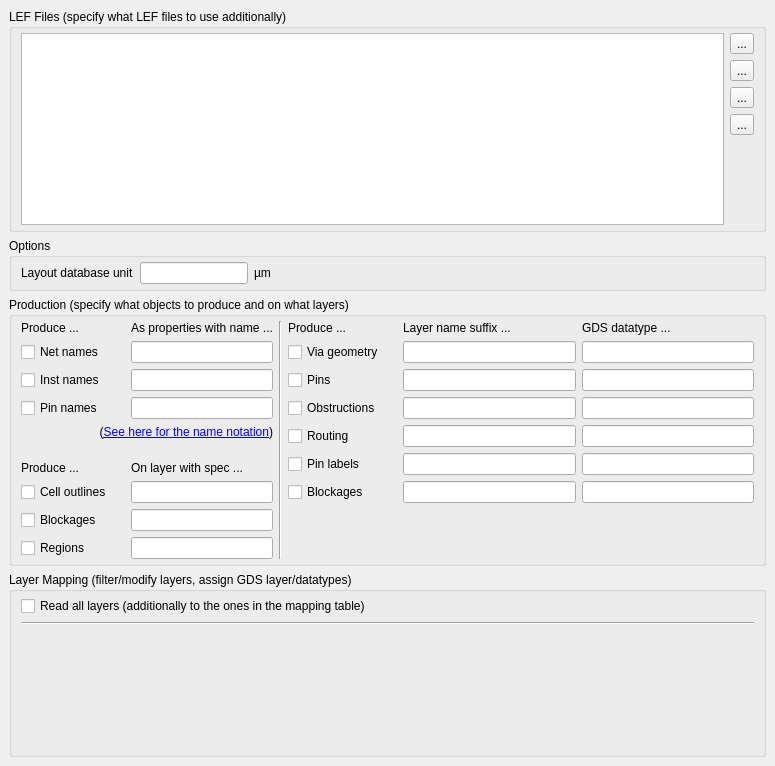
Qt form src/plugins/streamers/lefdef/lay_plugin/LEFDEFTechnologyComponentEditor.ui (KLayout/klayout) before a commit.
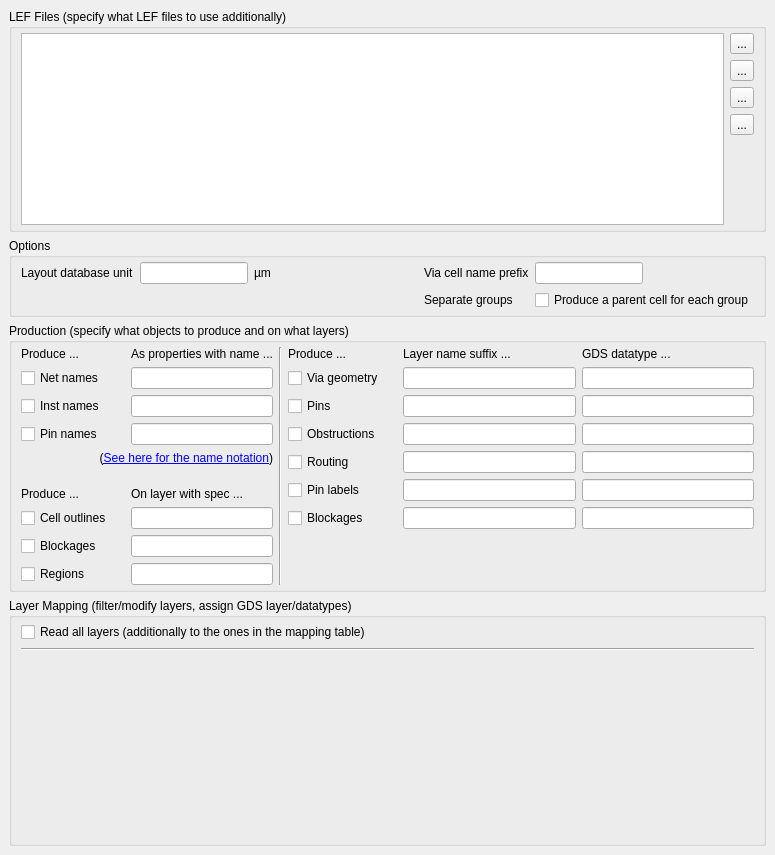
The same form after that commit. Icons and pictures are not drawn. Custom widgets are drawn as their Qt base class.

Commit message:
LEF/DEF enhancements (via cellname suffix configurable, group separation disabled by default)
Two new reader options:
1.) via cell name prefix (default is "VIA_"). This name is put in front of the via name to form the cell cell name
2.) group separation disabled by default. Groups are not put into individual parent cells by default.

Patch:
```diff
--- a/src/plugins/streamers/lefdef/lay_plugin/LEFDEFTechnologyComponentEditor.ui
+++ b/src/plugins/streamers/lefdef/lay_plugin/LEFDEFTechnologyComponentEditor.ui
@@ -7,7 +7,7 @@
     <x>0</x>
     <y>0</y>
     <width>775</width>
-    <height>766</height>
+    <height>855</height>
    </rect>
   </property>
   <property name="windowTitle">
@@ -200,7 +200,7 @@
      <property name="flat">
       <bool>true</bool>
      </property>
-     <layout class="QHBoxLayout" name="horizontalLayout_2">
+     <layout class="QGridLayout" name="gridLayout">
       <property name="topMargin">
        <number>4</number>
       </property>
@@ -214,17 +214,14 @@
         </property>
        </widget>
       </item>
-      <item>
-       <widget class="QLineEdit" name="dbu">
-        <property name="sizePolicy">
-         <sizepolicy hsizetype="Preferred" vsizetype="Fixed">
-          <horstretch>0</horstretch>
-          <verstretch>0</verstretch>
-         </sizepolicy>
+      <item row="0" column="3">
+       <widget class="QLabel" name="label_21">
+        <property name="text">
+         <string>Via cell name prefix</string>
         </property>
        </widget>
       </item>
-      <item>
+      <item row="0" column="2">
        <widget class="QLabel" name="label_5">
         <property name="sizePolicy">
          <sizepolicy hsizetype="Preferred" vsizetype="Preferred">
@@ -237,6 +234,40 @@
         </property>
        </widget>
       </item>
+      <item row="0" column="1">
+       <widget class="QLineEdit" name="dbu">
+        <property name="sizePolicy">
+         <sizepolicy hsizetype="Fixed" vsizetype="Fixed">
+          <horstretch>0</horstretch>
+          <verstretch>0</verstretch>
+         </sizepolicy>
+        </property>
+       </widget>
+      </item>
+      <item row="0" column="4">
+       <widget class="QLineEdit" name="prefix_via_cellname">
+        <property name="sizePolicy">
+         <sizepolicy hsizetype="Fixed" vsizetype="Fixed">
+          <horstretch>0</horstretch>
+          <verstretch>0</verstretch>
+         </sizepolicy>
+        </property>
+       </widget>
+      </item>
+      <item row="1" column="4">
+       <widget class="QCheckBox" name="separate_groups">
+        <property name="text">
+         <string>Produce a parent cell for each group</string>
+        </property>
+       </widget>
+      </item>
+      <item row="1" column="3">
+       <widget class="QLabel" name="label_22">
+        <property name="text">
+         <string>Separate groups</string>
+        </property>
+       </widget>
+      </item>
      </layout>
     </widget>
    </item>
```
Left out of the diff: 2 changed lines with no effect on the pictures. The commit also changes 11 other files.
